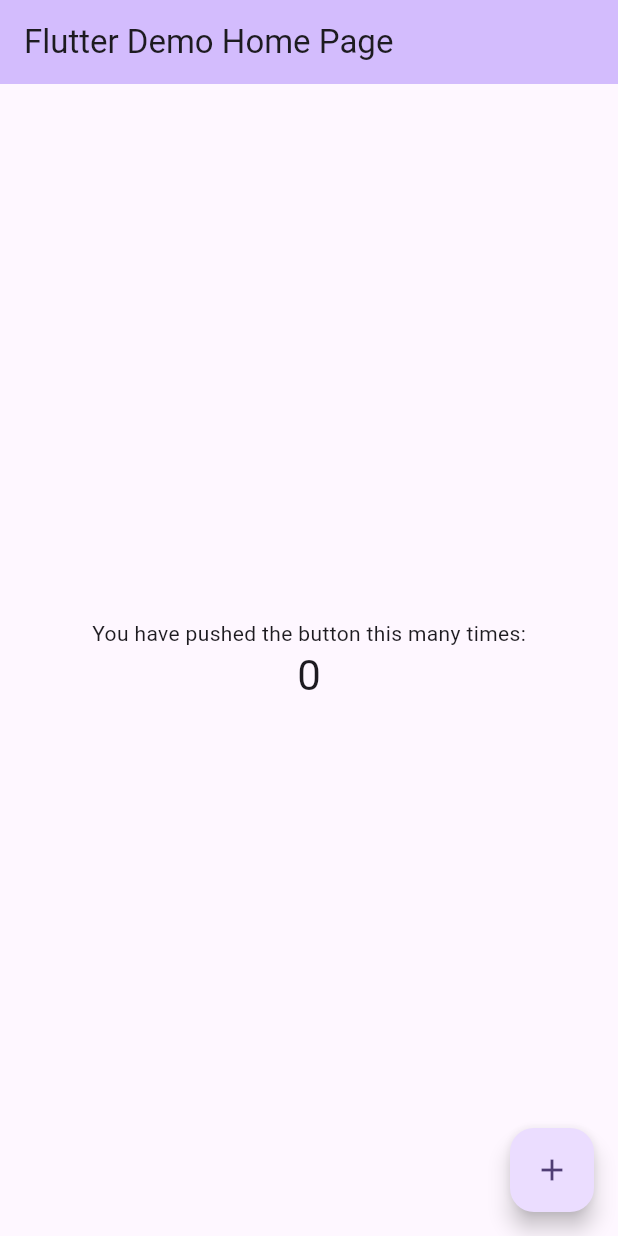
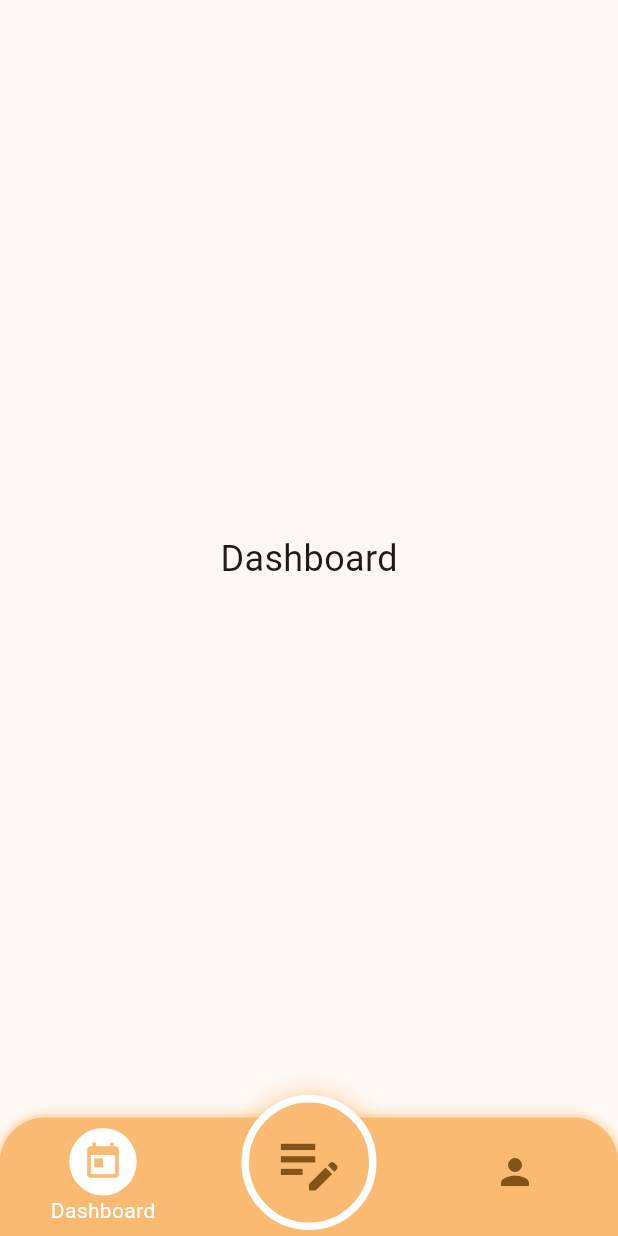
Before and after one commit to XHCFS/beebetter, a Flutter app: the screen it shows after launch, on a phone screen of 412 x 824 dp. Run offline on Flutter 3.47's test engine with Material 3 defaults, Android fonts, the phone set to English and light mode, and no system bars; our stand-ins replace drift; accounts and stored records are empty; generated files the repository leaves out were written again.

Commit message:
navigation bar v1

```diff
--- /dev/null
+++ b/lib/Dashboard.dart
@@ -0,0 +1,10 @@
+import 'package:flutter/material.dart';
+
+class Dashboard extends StatelessWidget{
+  @override
+  Widget build(BuildContext context) {
+    return Scaffold(
+      body: Center(child: Text('Dashboard', style: TextStyle(fontSize: 24))),
+    );
+  }
+}
--- /dev/null
+++ b/lib/GuidedMode.dart
@@ -0,0 +1,10 @@
+import 'package:flutter/material.dart';
+
+class GuidedMode extends StatelessWidget{
+  @override
+  Widget build(BuildContext context) {
+    return Scaffold(
+      body: Center(child: Text('GuidedMode', style: TextStyle(fontSize: 24))),
+    );
+  }
+}
--- /dev/null
+++ b/lib/ProfilePage.dart
@@ -0,0 +1,10 @@
+import 'package:flutter/material.dart';
+
+class ProfilePage extends StatelessWidget{
+  @override
+  Widget build(BuildContext context) {
+    return Scaffold(
+      body: Center(child: Text('Profile Page', style: TextStyle(fontSize: 24))),
+    );
+  }
+}
--- /dev/null
+++ b/lib/TodayPage.dart
@@ -0,0 +1,10 @@
+import 'package:flutter/material.dart';
+
+class TodayPage extends StatelessWidget{
+  @override
+  Widget build(BuildContext context) {
+    return Scaffold(
+      body: Center(child: Text('Today Page', style: TextStyle(fontSize: 24))),
+    );
+  }
+}
--- a/lib/main.dart
+++ b/lib/main.dart
@@ -1,4 +1,8 @@
 import 'package:flutter/material.dart';
+import 'package:beebetter/TodayPage.dart';
+import 'package:beebetter/GuidedMode.dart';
+import 'package:beebetter/Dashboard.dart';
+import 'package:beebetter/ProfilePage.dart';
 
 void main() {
   runApp(const MyApp());
@@ -13,110 +17,150 @@ class MyApp extends StatelessWidget {
     return MaterialApp(
       title: 'Flutter Demo',
       theme: ThemeData(
-        // This is the theme of your application.
-        //
-        // TRY THIS: Try running your application with "flutter run". You'll see
-        // the application has a purple toolbar. Then, without quitting the app,
-        // try changing the seedColor in the colorScheme below to Colors.green
-        // and then invoke "hot reload" (save your changes or press the "hot
-        // reload" button in a Flutter-supported IDE, or press "r" if you used
-        // the command line to start the app).
-        //
-        // Notice that the counter didn't reset back to zero; the application
-        // state is not lost during the reload. To reset the state, use hot
-        // restart instead.
-        //
-        // This works for code too, not just values: Most code changes can be
-        // tested with just a hot reload.
-        colorScheme: ColorScheme.fromSeed(seedColor: Colors.deepPurple),
+        colorScheme: ColorScheme.fromSeed(seedColor: Colors.orangeAccent),
       ),
-      home: const MyHomePage(title: 'Flutter Demo Home Page'),
+      home: const MainPage(),
     );
   }
 }
 
-class MyHomePage extends StatefulWidget {
-  const MyHomePage({super.key, required this.title});
 
-  // This widget is the home page of your application. It is stateful, meaning
-  // that it has a State object (defined below) that contains fields that affect
-  // how it looks.
-
-  // This class is the configuration for the state. It holds the values (in this
-  // case the title) provided by the parent (in this case the App widget) and
-  // used by the build method of the State. Fields in a Widget subclass are
-  // always marked "final".
-
-  final String title;
-
+class MainPage extends StatefulWidget {
+  const MainPage({super.key});
   @override
-  State<MyHomePage> createState() => _MyHomePageState();
+  State<MainPage> createState() => _MainPageState();
 }
 
-class _MyHomePageState extends State<MyHomePage> {
-  int _counter = 0;
+class _MainPageState extends State<MainPage> {
+  int _selectedIndex = 0;
 
-  void _incrementCounter() {
+  final _pages = [
+    Dashboard(),
+    TodayPage(),
+    ProfilePage(),
+  ];
+
+  void _onItemTapped(int index) {
     setState(() {
-      // This call to setState tells the Flutter framework that something has
-      // changed in this State, which causes it to rerun the build method below
-      // so that the display can reflect the updated values. If we changed
-      // _counter without calling setState(), then the build method would not be
-      // called again, and so nothing would appear to happen.
-      _counter++;
+      _selectedIndex = index;
     });
   }
 
   @override
   Widget build(BuildContext context) {
-    // This method is rerun every time setState is called, for instance as done
-    // by the _incrementCounter method above.
-    //
-    // The Flutter framework has been optimized to make rerunning build methods
-    // fast, so that you can just rebuild anything that needs updating rather
-    // than having to individually change instances of widgets.
     return Scaffold(
-      appBar: AppBar(
-        // TRY THIS: Try changing the color here to a specific color (to
-        // Colors.amber, perhaps?) and trigger a hot reload to see the AppBar
-        // change color while the other colors stay the same.
-        backgroundColor: Theme.of(context).colorScheme.inversePrimary,
-        // Here we take the value from the MyHomePage object that was created by
-        // the App.build method, and use it to set our appbar title.
-        title: Text(widget.title),
+      body: Center(
+        child: _pages[_selectedIndex],
       ),
-      body: Center(
-        // Center is a layout widget. It takes a single child and positions it
-        // in the middle of the parent.
-        child: Column(
-          // Column is also a layout widget. It takes a list of children and
-          // arranges them vertically. By default, it sizes itself to fit its
-          // children horizontally, and tries to be as tall as its parent.
-          //
-          // Column has various properties to control how it sizes itself and
-          // how it positions its children. Here we use mainAxisAlignment to
-          // center the children vertically; the main axis here is the vertical
-          // axis because Columns are vertical (the cross axis would be
-          // horizontal).
-          //
-          // TRY THIS: Invoke "debug painting" (choose the "Toggle Debug Paint"
-          // action in the IDE, or press "p" in the console), to see the
-          // wireframe for each widget.
-          mainAxisAlignment: MainAxisAlignment.center,
-          children: <Widget>[
-            const Text('You have pushed the button this many times:'),
-            Text(
-              '$_counter',
-              style: Theme.of(context).textTheme.headlineMedium,
+        bottomNavigationBar: Container(
+            decoration: BoxDecoration(
+              borderRadius: BorderRadius.only(
+                  topRight: Radius.circular(30), topLeft: Radius.circular(30)),
+              boxShadow: [
+                BoxShadow(color: Theme.of(context).colorScheme.inversePrimary, spreadRadius: 0, blurRadius: 5),
+              ],
             ),
-          ],
-        ),
-      ),
-      floatingActionButton: FloatingActionButton(
-        onPressed: _incrementCounter,
-        tooltip: 'Increment',
-        child: const Icon(Icons.add),
-      ), // This trailing comma makes auto-formatting nicer for build methods.
+            child: Stack(
+                alignment: Alignment.bottomCenter,
+                clipBehavior: Clip.none,
+                children: [
+                  ClipRRect(
+                    borderRadius: BorderRadius.only(
+                      topLeft: Radius.circular(30.0),
+                      topRight: Radius.circular(30.0),
+                    ),
+                    child: BottomNavigationBar(
+                      backgroundColor: Theme.of(context).colorScheme.inversePrimary,
+                      selectedItemColor: Theme.of(context).colorScheme.onPrimary,
+                      unselectedItemColor: Theme.of(context).colorScheme.primary,
+                      currentIndex: _selectedIndex,
+                      // showSelectedLabels: false,
+                      showUnselectedLabels: false,
+                      onTap: _onItemTapped,
+                      items:
+                        <BottomNavigationBarItem>[
+                          BottomNavigationBarItem(
+                            icon: _buildNavIcon(
+                              context,
+                              icon: Icons.today,
+                              isSelected: _selectedIndex == 0,
+                            ),
+                            label: 'Dashboard',
+                          ),
+                          BottomNavigationBarItem(
+                            icon: SizedBox.shrink(),
+                            label: ' ',
+                          ),
+                          BottomNavigationBarItem(
+                            icon: _buildNavIcon(
+                              context,
+                              icon: Icons.person,
+                              isSelected: _selectedIndex == 2,
+                            ),
+                            label: 'Profile',
+                          ),
+                      ],
+                    )
+                  ),
+
+                  Positioned(
+                    top: -15, // Moves circle up to overlap
+                    child: GestureDetector(
+                      onTap: () {
+                        setState(() {
+                          _selectedIndex = 1;
+                        });
+                      },
+                      child: Container(
+                        width: 90,
+                        height: 90,
+                        decoration: BoxDecoration(
+                          shape: BoxShape.circle,
+                          color: Theme.of(context).colorScheme.inversePrimary,
+                          border: Border.all(
+                            color: Colors.white,
+                            width: 5,
+                          ),
+                          boxShadow: [
+                            BoxShadow(
+                              color: Theme.of(context).colorScheme.inversePrimary,
+                              blurRadius: 15,
+                              offset: const Offset(0, 3),
+                            ),
+                          ],
+                        ),
+                        child: Icon(
+                          Icons.edit_note,
+                          color: Theme.of(context).colorScheme.primary,
+                          size: 50,
+                        ),
+                      ),
+                    ),
+                  ),
+              ]
+            )
+        )
     );
   }
 }
+
+Widget _buildNavIcon(BuildContext context,
+    {required IconData icon, required bool isSelected}) {
+  final colorScheme = Theme
+      .of(context)
+      .colorScheme;
+  return AnimatedContainer(
+    duration: const Duration(milliseconds: 200),
+    width: 45,
+    height: 45,
+    decoration: BoxDecoration(
+      shape: BoxShape.circle,
+      color: isSelected ? colorScheme.onPrimary : Colors.transparent,
+    ),
+    child: Icon(
+      icon,
+      color: isSelected ? colorScheme.inversePrimary : colorScheme.primary,
+      size: 28,
+    ),
+  );
+}
```
Also changed, not shown: 1 other file.
